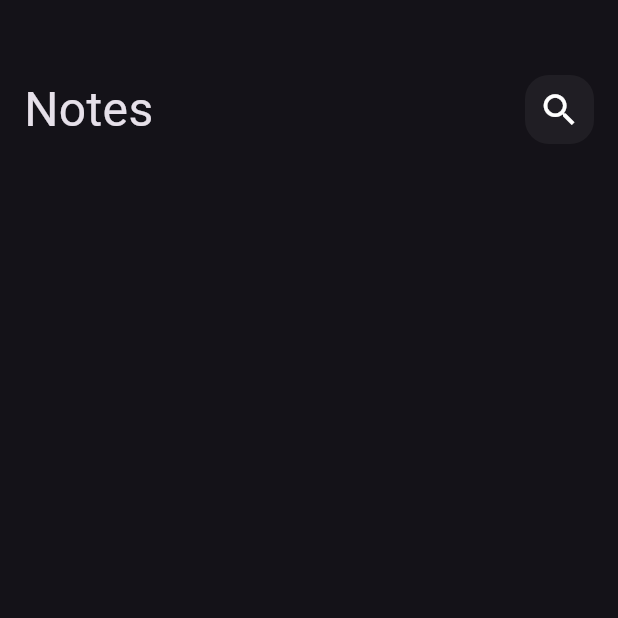
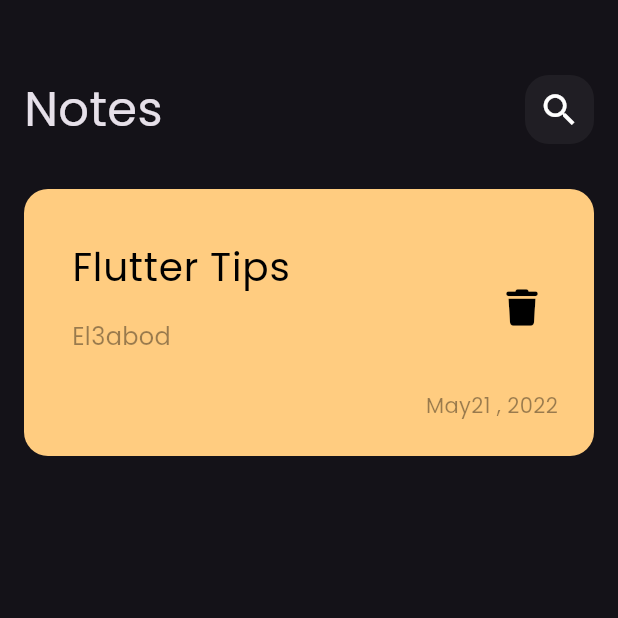
Before and after one commit to Abdelrhman-M98/note_app, a Flutter app: the screen it shows after launch, on a phone screen of 412 x 824 dp, the top half of it. Run offline on Flutter 3.47's test engine with Material 3 defaults, Android fonts, the phone set to English and light mode, and no system bars; our stand-ins replace font_awesome_flutter.

Commit message:
-create note iteam card -add poppins font family and fontawsem icons

```diff
--- /dev/null
+++ b/lib/Views/Widgets/custome_note_item.dart
@@ -0,0 +1,59 @@
+import 'package:flutter/material.dart';
+import 'package:font_awesome_flutter/font_awesome_flutter.dart';
+
+class NoteIteam extends StatelessWidget {
+  const NoteIteam({super.key});
+
+  @override
+  Widget build(BuildContext context) {
+    return Container(
+      padding: const EdgeInsets.only(left: 16, top: 24, bottom: 24),
+      // height: 150,
+      // width: 150,
+      decoration: BoxDecoration(
+        color: const Color(0xffFFFCC80),
+        borderRadius: BorderRadius.circular(16),
+      ),
+      child: Column(
+        crossAxisAlignment: CrossAxisAlignment.end,
+        children: [
+          ListTile(
+            title: const Text(
+              "Flutter Tips",
+              style: TextStyle(color: Colors.black, fontSize: 26),
+            ),
+            subtitle: Padding(
+              padding: const EdgeInsets.symmetric(
+                vertical: 16.0,
+              ),
+              child: Text(
+                "El3abod",
+                style: TextStyle(
+                  color: Colors.black.withOpacity(0.4),
+                  fontSize: 16,
+                ),
+              ),
+            ),
+            trailing: IconButton(
+              onPressed: () {},
+              icon: const Icon(
+                FontAwesomeIcons.trash,
+                color: Colors.black,
+                size: 24,
+              ),
+            ),
+          ),
+          Padding(
+            padding: const EdgeInsets.only(right: 24.0),
+            child: Text(
+              "May21 , 2022",
+              style: TextStyle(
+                color: Colors.black.withOpacity(0.4),
+              ),
+            ),
+          )
+        ],
+      ),
+    );
+  }
+}
--- a/lib/Views/Widgets/note_view_body.dart
+++ b/lib/Views/Widgets/note_view_body.dart
@@ -1,19 +1,25 @@
 import 'package:flutter/material.dart';
+import 'package:font_awesome_flutter/font_awesome_flutter.dart';
 import 'package:note_app/Views/Widgets/custom_appbar.dart';
+import 'package:note_app/Views/Widgets/custome_note_item.dart';
 
 class NoteViewBody extends StatelessWidget {
   const NoteViewBody({super.key});
 
   @override
   Widget build(BuildContext context) {
-    return Padding(
-      padding: const EdgeInsets.symmetric(horizontal: 16),
+    return const Padding(
+      padding: EdgeInsets.symmetric(horizontal: 16),
       child: Column(
         children: [
           SizedBox(
             height: 50,
           ),
           CustomAppBar(),
+          SizedBox(
+            height: 30,
+          ),
+          NoteIteam(),
         ],
       ),
     );
--- a/lib/main.dart
+++ b/lib/main.dart
@@ -12,7 +12,10 @@ class NoteApp extends StatelessWidget {
   Widget build(BuildContext context) {
     return MaterialApp(
       debugShowCheckedModeBanner: false,
-      theme: ThemeData(brightness: Brightness.dark),
+      theme: ThemeData(
+        brightness: Brightness.dark,
+        fontFamily: 'Poppins',
+      ),
       home: const NotesView(),
     );
   }
```
Also changed, not shown: pubspec.yaml (+6 -11 lines), assets/fonts/Poppins-Regular.ttf (added), pubspec.lock.
